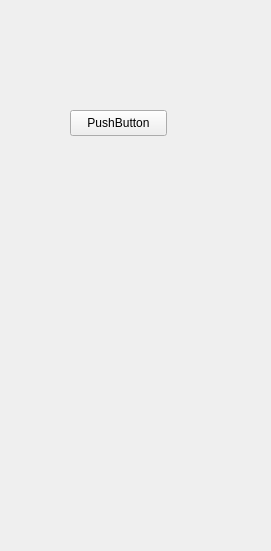
Qt form source/PathfinderModule/PathfinderEditTab.ui (HU-R2D2/mapeditor) before a commit.
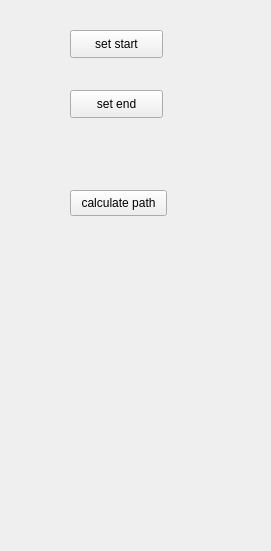
The same form after that commit.

```diff
--- a/source/PathfinderModule/PathfinderEditTab.ui
+++ b/source/PathfinderModule/PathfinderEditTab.ui
@@ -17,7 +17,7 @@
    <property name="geometry">
     <rect>
      <x>70</x>
-     <y>110</y>
+     <y>190</y>
      <width>97</width>
      <height>26</height>
     </rect>
@@ -29,7 +29,33 @@
     </size>
    </property>
    <property name="text">
-    <string>PushButton</string>
+    <string>calculate path</string>
+   </property>
+  </widget>
+  <widget class="QPushButton" name="set_start">
+   <property name="geometry">
+    <rect>
+     <x>70</x>
+     <y>30</y>
+     <width>93</width>
+     <height>28</height>
+    </rect>
+   </property>
+   <property name="text">
+    <string>set start</string>
+   </property>
+  </widget>
+  <widget class="QPushButton" name="set_end">
+   <property name="geometry">
+    <rect>
+     <x>70</x>
+     <y>90</y>
+     <width>93</width>
+     <height>28</height>
+    </rect>
+   </property>
+   <property name="text">
+    <string>set end</string>
    </property>
   </widget>
  </widget>
```
